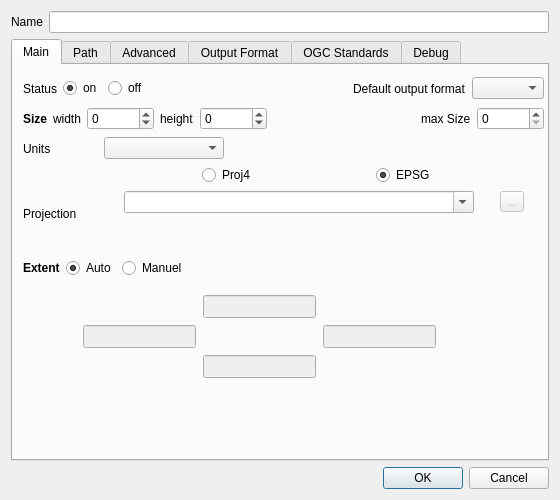
Old version of the form mapsettings.ui in the repository QMapfileEditor/QMapfileEditor.
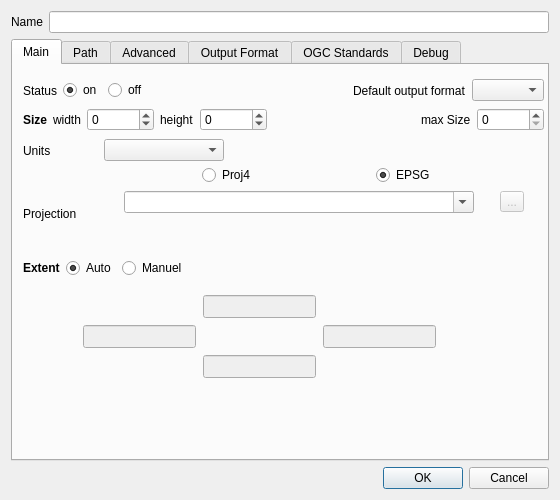
New version of the form. Icons and pictures are not drawn.

Commit message: Add new method to fill in the form (debug)

Diff of the .ui file:
```diff
--- a/mapsettings.ui
+++ b/mapsettings.ui
@@ -150,7 +150,7 @@
          <x>10</x>
          <y>40</y>
          <width>521</width>
-         <height>28</height>
+         <height>29</height>
         </rect>
        </property>
        <layout class="QHBoxLayout" name="horizontalLayout">
@@ -248,7 +248,7 @@
          <x>10</x>
          <y>10</y>
          <width>521</width>
-         <height>27</height>
+         <height>31</height>
         </rect>
        </property>
        <layout class="QHBoxLayout" name="horizontalLayout_2">
@@ -314,7 +314,7 @@
          <x>10</x>
          <y>70</y>
          <width>201</width>
-         <height>27</height>
+         <height>31</height>
         </rect>
        </property>
        <layout class="QHBoxLayout" name="horizontalLayout_3">
```
Left out of the diff: 30 changed lines with no effect on the pictures. The commit also changes 5 other files.
